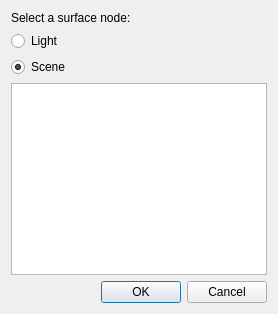
The window that source/application/run/SelectSurfaceDialog.ui (CST-Modelling-Tools/TonatiuhPP) describes before a commit, drawn with Qt 5.
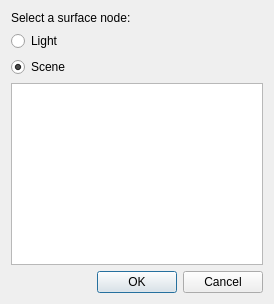
The same window after the commit. Custom widgets are drawn as their Qt base class.

```diff
--- a/source/application/run/SelectSurfaceDialog.ui
+++ b/source/application/run/SelectSurfaceDialog.ui
@@ -2,6 +2,14 @@
 <ui version="4.0">
  <class>SelectSurfaceDialog</class>
  <widget class="QDialog" name="SelectSurfaceDialog">
+  <property name="geometry">
+   <rect>
+    <x>0</x>
+    <y>0</y>
+    <width>274</width>
+    <height>304</height>
+   </rect>
+  </property>
   <property name="windowTitle">
    <string>Select surface</string>
   </property>
```
Left out of the diff: 6 changed lines with no effect on the pictures.
